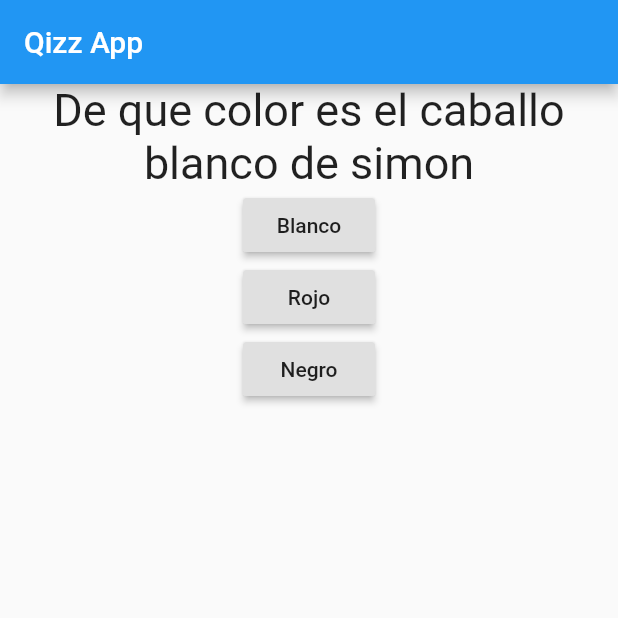
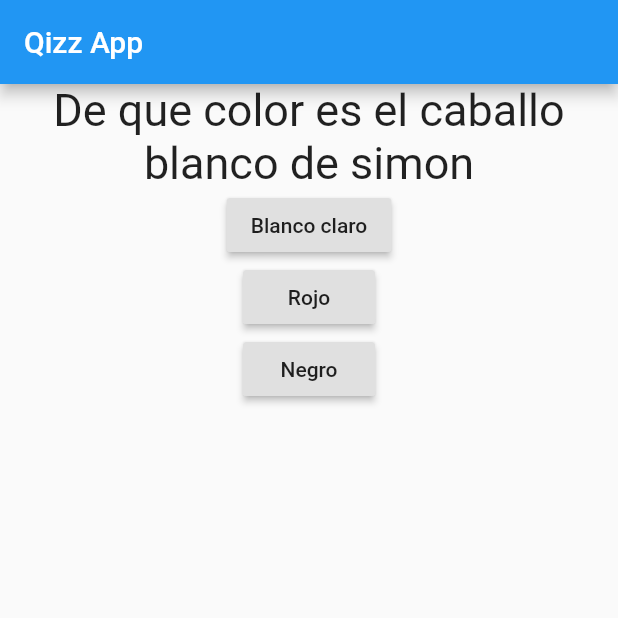
Before and after one commit to juannn91/FlutterQuiz, a Flutter app: the screen it shows after launch, on a phone screen of 412 x 824 dp, the top half of it. Run offline on Flutter 3.47's test engine with Material 2 defaults, Android fonts, the phone set to English and light mode, and no system bars.

Commit message:
cambio texto respuesta 1

```diff
--- a/lib/questionQuiz.dart
+++ b/lib/questionQuiz.dart
@@ -7,7 +7,7 @@ class QuestionQuiz extends StatelessWidget{
   Widget build(BuildContext context) {
     return Column(children: [
           Question("De que color es el caballo blanco de simon"),
-          Answer("Blanco"),
+          Answer("Blanco claro"),
           Answer("Rojo"),
           Answer("Negro"),
     ]);
```
